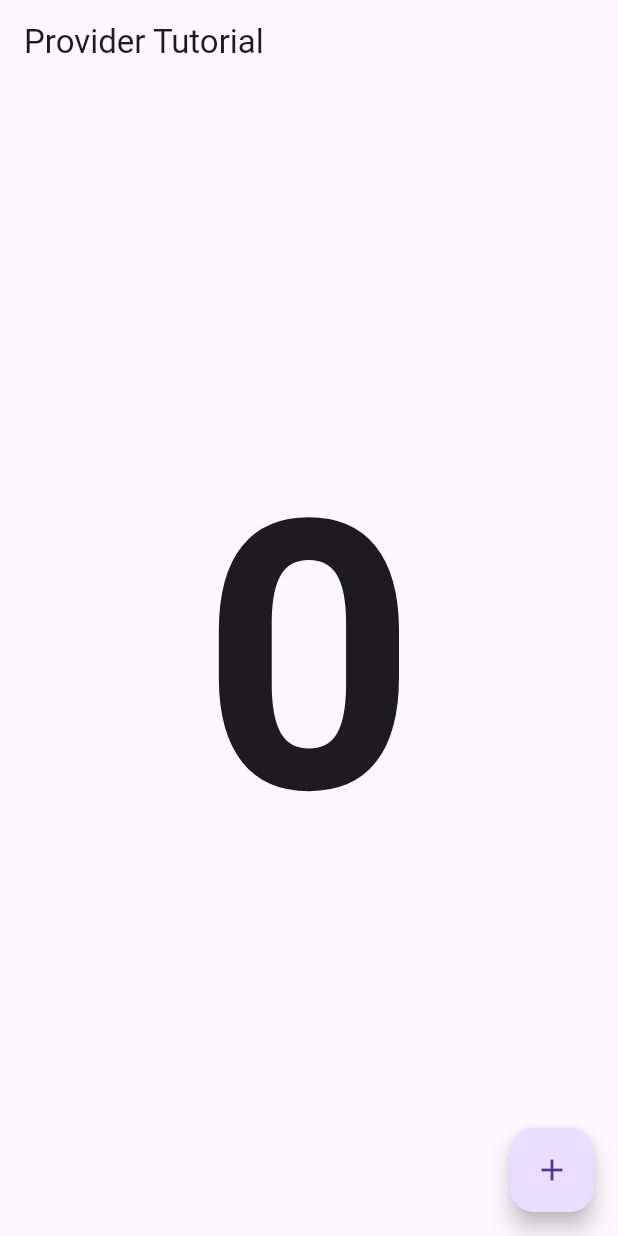
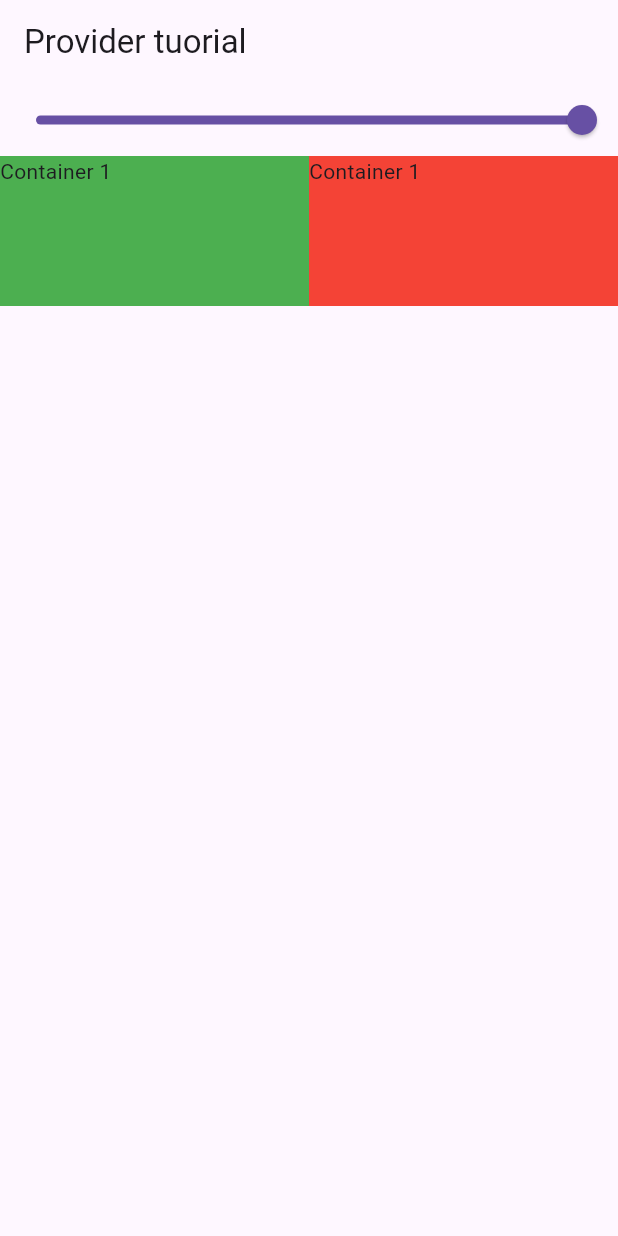
Before and after one commit to ahadprince320/Flutter_Provider_tutoraila, a Flutter app: the screen it shows after launch, on a phone screen of 412 x 824 dp. Run offline on Flutter 3.47's test engine with Material 3 defaults, Android fonts, the phone set to English and light mode, and no system bars.

Commit message:
Your update message here

```diff
--- a/lib/main.dart
+++ b/lib/main.dart
@@ -2,6 +2,7 @@ import 'package:flutter/material.dart';
 import 'package:provider/provider.dart';
 import 'package:provider_tutorial/provider/count_provider.dart';
 import 'package:provider_tutorial/sreen/home_screen.dart';
+import 'package:provider_tutorial/sreen/home_screen_2.dart';
 
 void main() {
   runApp(const MyApp());
@@ -21,7 +22,7 @@ class _MyAppState extends State<MyApp> {
     return ChangeNotifierProvider(create:(context) => CountProvider(),
       child: MaterialApp(
         debugShowCheckedModeBanner: false,
-        home: homescreen(),
+        home: homescreen_two(),
       ),
 
     );
--- /dev/null
+++ b/lib/sreen/home_screen_2.dart
@@ -0,0 +1,45 @@
+import 'package:flutter/material.dart';
+
+class homescreen_two extends StatefulWidget {
+  const homescreen_two({super.key});
+
+  @override
+  State<homescreen_two> createState() => _homescreen_twoState();
+}
+
+class _homescreen_twoState extends State<homescreen_two> {
+  double value = 1;
+  @override
+  Widget build(BuildContext context) {
+    return Scaffold(
+      appBar: AppBar(title: Text('Provider tuorial')),
+      body: Column(
+        children: [
+          Slider(value: value, onChanged: (val) {
+            value=val;
+            setState(() {
+
+            });
+          }),
+          Row(
+            children: [
+              Expanded(
+                child: Container(
+                  height: 100,
+                  decoration: BoxDecoration(color: Colors.green.withOpacity(value), ),
+                  child: Text('Container 1'),
+                ),
+              ),
+              Expanded(
+                child: Container(
+                  height: 100,
+                    decoration: BoxDecoration(color: Colors.red.withOpacity(value)),
+                    child: Text('Container 1')),
+              ),
+            ],
+          ),
+        ],
+      ),
+    );
+  }
+}
```
